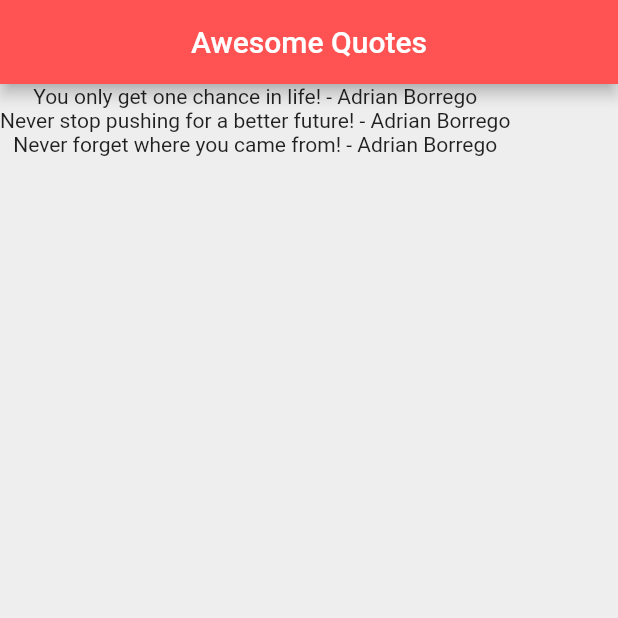
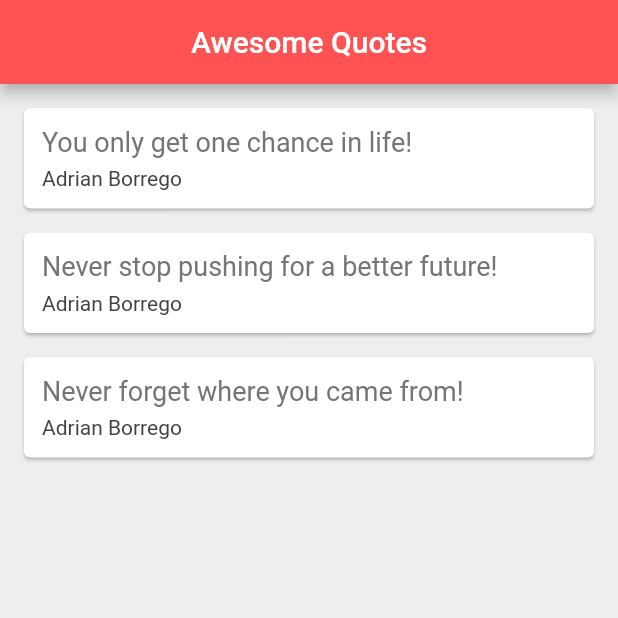
Before and after one commit to AdrianB1995/flutter-tutorial, a Flutter app: the screen it shows after launch, on a phone screen of 412 x 824 dp, the top half of it. Run offline on Flutter 3.47's test engine with Material 2 defaults, Android fonts, the phone set to English and light mode, and no system bars.

Commit message:
- Using inline function to create Card Widgets

```diff
--- a/lib/main.dart
+++ b/lib/main.dart
@@ -18,6 +18,35 @@ class _QuoteListState extends State<QuoteList> {
     Quote(author: 'Adrian Borrego', text: 'Never forget where you came from!'),
   ];
 
+  Widget quoteTemplate(quote) {
+    return Card(
+      margin: EdgeInsets.fromLTRB(16.0, 16.0, 16.0, 0.0),
+      child: Padding(
+        padding: const EdgeInsets.all(12.0),
+        child: Column(
+          crossAxisAlignment: CrossAxisAlignment.stretch,
+          children: <Widget>[
+            Text(
+              quote.text,
+              style: TextStyle(
+                fontSize: 18.0,
+                color: Colors.grey[600]
+              ),
+            ),
+            SizedBox(height: 6.0),
+            Text(
+              quote.author,
+              style: TextStyle(
+                  fontSize: 14.0,
+                  color: Colors.grey[800]
+              ),
+            ),
+          ],
+        ),
+      ),
+    );
+  }
+
   @override
   Widget build(BuildContext context) {
     return Scaffold(
@@ -28,7 +57,7 @@ class _QuoteListState extends State<QuoteList> {
         backgroundColor: Colors.redAccent,
       ),
       body: Column(
-        children: list.map((quote) => Text('${quote.text} - ${quote.author}')).toList(),
+        children: list.map((quote) => quoteTemplate(quote)).toList(),
       ),
     );
   }
```
